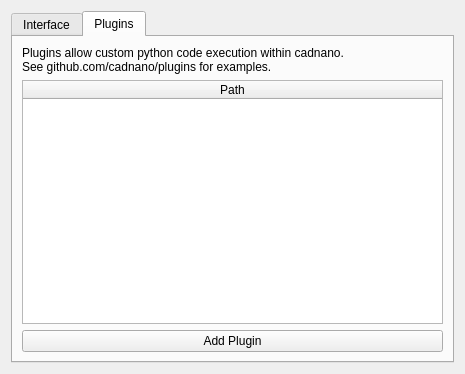
Qt form cadnano/gui/ui/dialogs/preferences.ui (cadnano/cadnano2.5) before a commit.
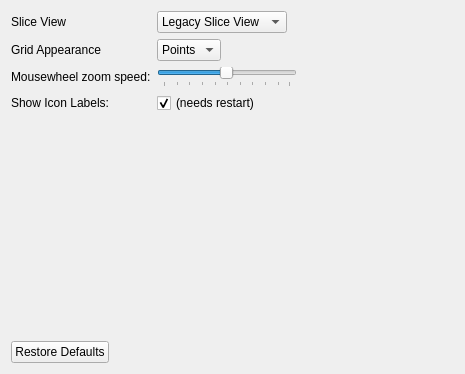
The same form after that commit. The open tabs and pages were chosen to show the change. Icons and pictures are not drawn.

Commit message: Update about and prefs dialogs

```diff
--- a/cadnano/gui/ui/dialogs/preferences.ui
+++ b/cadnano/gui/ui/dialogs/preferences.ui
@@ -19,28 +19,33 @@
   <property name="windowTitle">
    <string>Preferences</string>
   </property>
-  <layout class="QVBoxLayout" name="vertical_layout">
-   <item>
-    <widget class="QTabWidget" name="tab_widget">
-     <property name="tabPosition">
-      <enum>QTabWidget::North</enum>
-     </property>
-     <property name="tabShape">
-      <enum>QTabWidget::Rounded</enum>
-     </property>
-     <property name="currentIndex">
-      <number>0</number>
-     </property>
-     <widget class="QWidget" name="interface_tab">
-      <attribute name="title">
-       <string>Interface</string>
-      </attribute>
-      <layout class="QVBoxLayout" name="vertical_layout_4">
+  <layout class="QVBoxLayout" name="verticalLayout">
        <item>
         <layout class="QFormLayout" name="form_layout">
          <property name="fieldGrowthPolicy">
           <enum>QFormLayout::FieldsStayAtSizeHint</enum>
          </property>
+     <item row="0" column="0">
+      <widget class="QLabel" name="legacy_slice_view_label">
+       <property name="text">
+        <string>Slice View</string>
+       </property>
+      </widget>
+     </item>
+     <item row="0" column="1">
+      <widget class="QComboBox" name="legacy_slice_view_combo_box">
+       <item>
+        <property name="text">
+         <string>Legacy Slice View</string>
+        </property>
+       </item>
+       <item>
+        <property name="text">
+         <string>Grid View</string>
+        </property>
+       </item>
+      </widget>
+     </item>
          <item row="1" column="0">
           <widget class="QLabel" name="Grid">
            <property name="text">
@@ -128,27 +133,6 @@
            </property>
           </widget>
          </item>
-         <item row="0" column="0">
-          <widget class="QLabel" name="legacy_slice_view_label">
-           <property name="text">
-            <string>Slice View</string>
-           </property>
-          </widget>
-         </item>
-         <item row="0" column="1">
-          <widget class="QComboBox" name="legacy_slice_view_combo_box">
-           <item>
-            <property name="text">
-             <string>Legacy Slice View</string>
-            </property>
-           </item>
-           <item>
-            <property name="text">
-             <string>Grid View</string>
-            </property>
-           </item>
-          </widget>
-         </item>
         </layout>
        </item>
        <item>
@@ -159,47 +143,6 @@
         </widget>
        </item>
       </layout>
-     </widget>
-     <widget class="QWidget" name="plugins_tab">
-      <attribute name="title">
-       <string>Plugins</string>
-      </attribute>
-      <layout class="QVBoxLayout" name="vertical_layout_5">
-       <item>
-        <widget class="QLabel" name="label">
-         <property name="text">
-          <string>Plugins allow custom python code execution within cadnano.
-See github.com/cadnano/plugins for examples.</string>
-         </property>
-         <property name="wordWrap">
-          <bool>true</bool>
-         </property>
-        </widget>
-       </item>
-       <item>
-        <widget class="QTableWidget" name="plugin_table_widget">
-         <attribute name="horizontalHeaderStretchLastSection">
-          <bool>true</bool>
-         </attribute>
-         <column>
-          <property name="text">
-           <string>Path</string>
-          </property>
-         </column>
-        </widget>
-       </item>
-       <item>
-        <widget class="QPushButton" name="add_plugin_button">
-         <property name="text">
-          <string>Add Plugin</string>
-         </property>
-        </widget>
-       </item>
-      </layout>
-     </widget>
-    </widget>
-   </item>
-  </layout>
   <action name="actionClose">
    <property name="text">
     <string>Close</string>
```
Left out of the diff: 3 changed lines with no effect on the pictures. Lines whose indentation alone changed are shown as unchanged. The commit also changes 5 other files.
